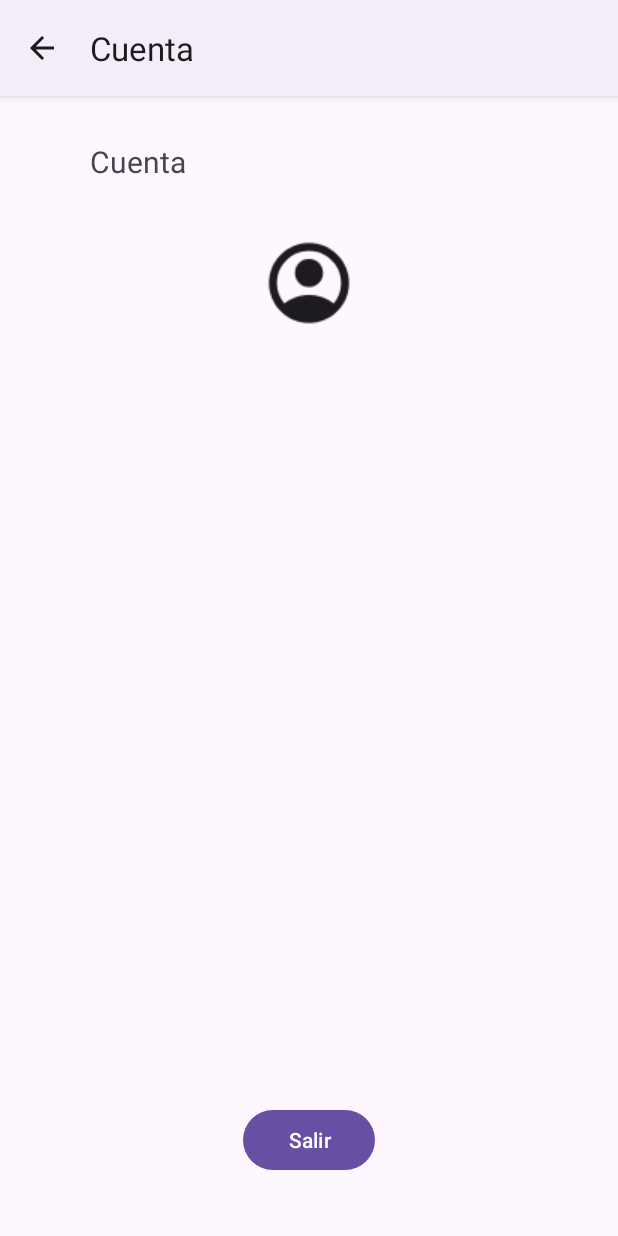
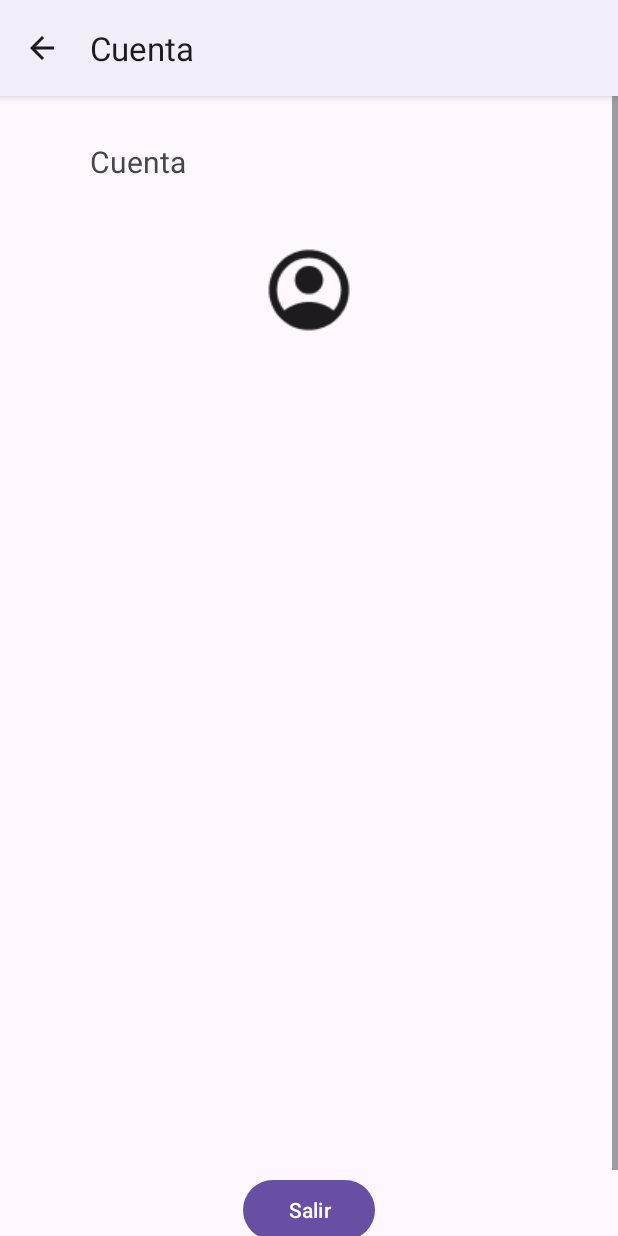
Before and after one commit to Oliver-Atondo/Equipo2Android, an Android app: the UserAccountActivity screen opened directly, with no data from a screen before it, on a phone screen of 412 x 824 dp. Run offline under Robolectric (Android 15) with nearby library versions, the phone set to English and light mode, and no system bars.

Commit message:
Version final

```diff
--- a/app/src/main/res/layout/activity_user_account.xml
+++ b/app/src/main/res/layout/activity_user_account.xml
@@ -1,10 +1,15 @@
 <?xml version="1.0" encoding="utf-8"?>
-<androidx.constraintlayout.widget.ConstraintLayout xmlns:android="http://schemas.android.com/apk/res/android"
+<ScrollView android:layout_width="match_parent"
+    android:layout_height="match_parent"
+    xmlns:android="http://schemas.android.com/apk/res/android">
+
+
+<androidx.constraintlayout.widget.ConstraintLayout
     xmlns:app="http://schemas.android.com/apk/res-auto"
     xmlns:tools="http://schemas.android.com/tools"
     android:id="@+id/main"
     android:layout_width="match_parent"
-    android:layout_height="match_parent"
+    android:layout_height="wrap_content"
     tools:context=".homework.fernando_hernandez.AccountInfoActivity">
 
 
@@ -65,6 +70,7 @@
         app:layout_constraintTop_toBottomOf="@id/guidePercent"
         app:layout_constraintStart_toEndOf="@id/guideStart"
         app:layout_constraintEnd_toStartOf="@id/guideEnd"
+        app:layout_constraintBottom_toTopOf="@id/btnExit"
         android:layout_marginTop="30dp"
         android:visibility="gone">
 
@@ -198,3 +204,4 @@
         app:layout_constraintBottom_toBottomOf="parent"
         />
 </androidx.constraintlayout.widget.ConstraintLayout>
+    </ScrollView>
```
